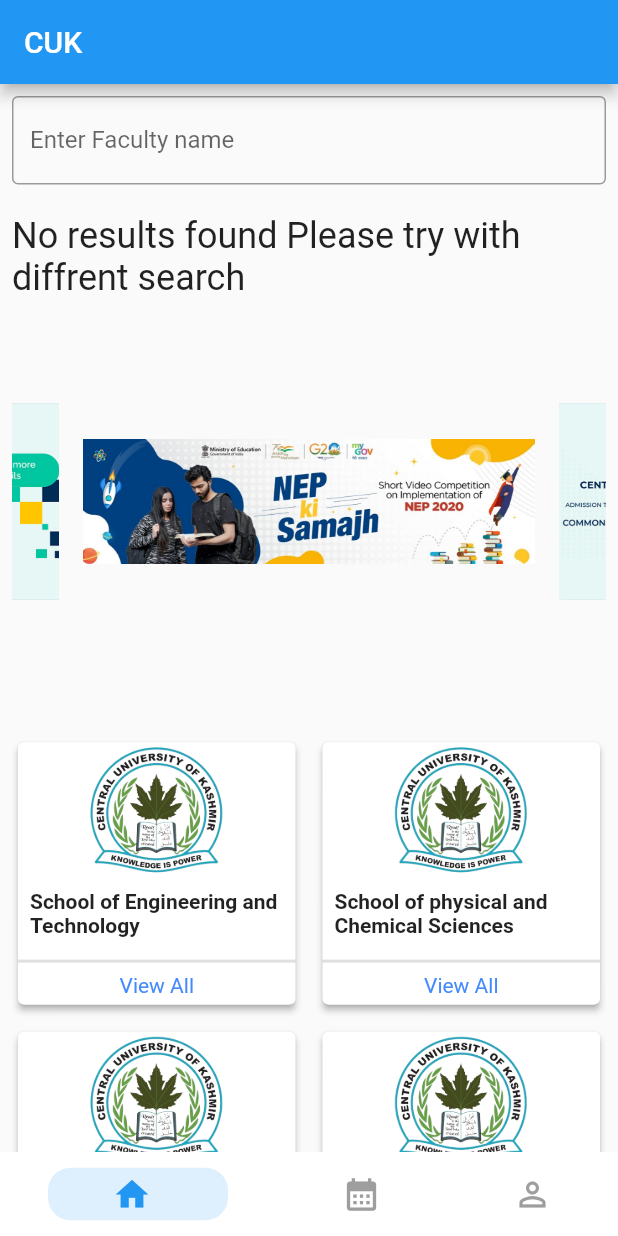
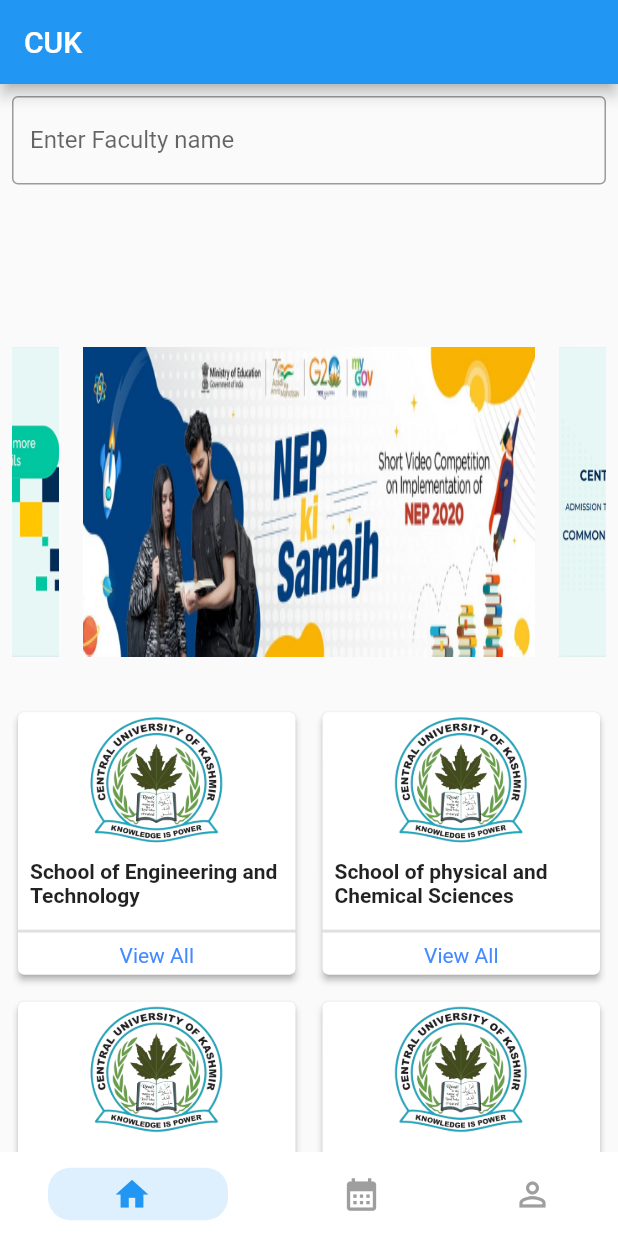
Before and after one commit to saliq-2/cukapp, a Flutter app: the screen it shows after launch, on a phone screen of 412 x 824 dp. Run offline on Flutter 3.47's test engine with Material 2 defaults, Android fonts, the phone set to English and light mode, and no system bars; drawn by our look-alikes of carousel_slider, persistent_bottom_nav_bar; our stand-ins replace firebase_core, firebase_messaging; accounts and stored records are empty.

```diff
--- a/lib/user_list/user_list.dart
+++ b/lib/user_list/user_list.dart
@@ -12,7 +12,8 @@ class user_list extends StatefulWidget
 
 class _user_listState extends State<user_list> {
 
-  List<String> dept_names=["School of Engineering and Technology","School of physical and Chemical Sciences","School of Life Sciences","School of Social Sciences",
+  List<String> dept_names=[
+    "School of Engineering and Technology","School of physical and Chemical Sciences","School of Life Sciences","School of Social Sciences",
 
   "School of Education","School of languages","School of Media Studies","School of Legal Studies","School of Business Studies"
 
@@ -112,6 +113,7 @@ class _user_listState extends State<user_list> {
     return Scaffold(
 
       appBar: AppBar(
+
         title: Text("CUK"),
       ),
       body:Container(
@@ -161,7 +163,7 @@ class _user_listState extends State<user_list> {
                   ),
                 )
                     : const Text(
-                  'No results found Please try with diffrent search',
+                  "",
                   style: TextStyle(fontSize: 24),
                 ),
               ),
@@ -170,14 +172,14 @@ class _user_listState extends State<user_list> {
                   padding: const EdgeInsets.all(8.0),
                   child: Container(
                       height: 200,
-                      child: Image.asset("assets/images/nep.jpeg",)
+                      child: Image.asset("assets/images/nep.jpeg",fit: BoxFit.fill,)
                   ),
                 ),
                 Padding(
                   padding: const EdgeInsets.all(8.0),
                   child: Container(
                       height: 200,
-                      child: Image.asset("assets/images/cuetlogo.jpeg",)
+                      child: Image.asset("assets/images/cuetlogo.jpeg",fit: BoxFit.fill,)
                   ),
                 ),
 
@@ -190,7 +192,7 @@ class _user_listState extends State<user_list> {
 
 
               )),
-              SizedBox(height: 45,),
+              SizedBox(height: 25,),
               Container(
 
                 child: Expanded(
```
Also changed, not shown: assets/payload.json (added, +9 -0 lines), lib/api/firebase_api.dart (added, +17 -0 lines), lib/main.dart (+13 -3 lines), pubspec.yaml (+4 -5 lines), lib/firebase_options/firebase_options.dart (added), pubspec.lock, 10 other files.
